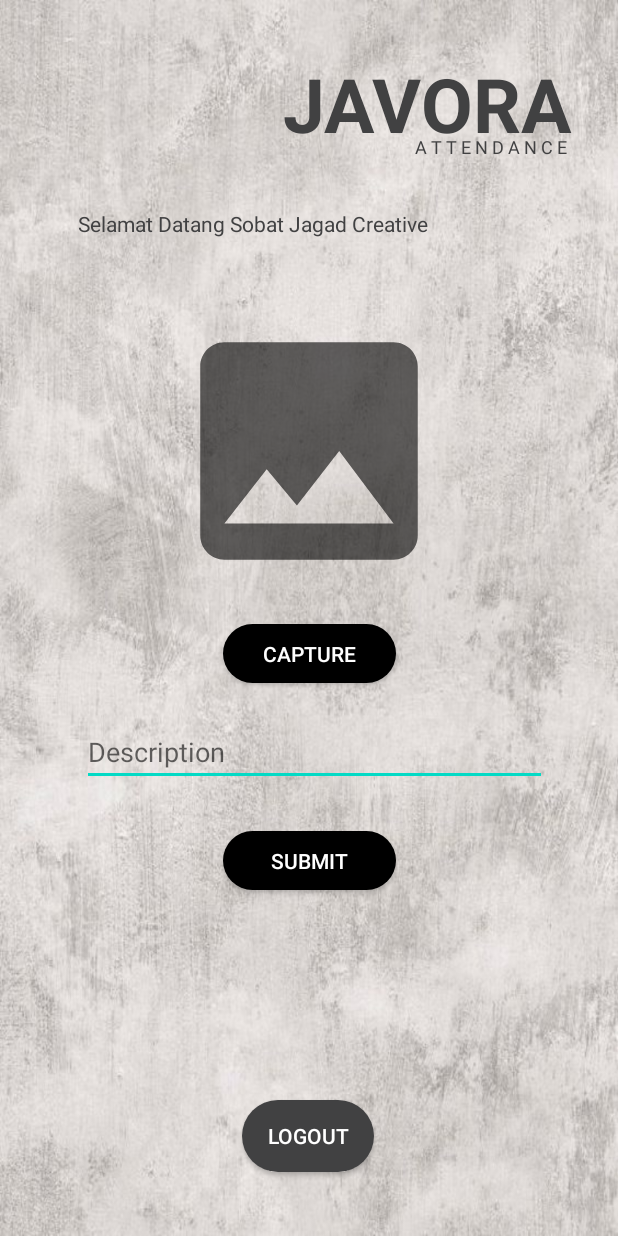
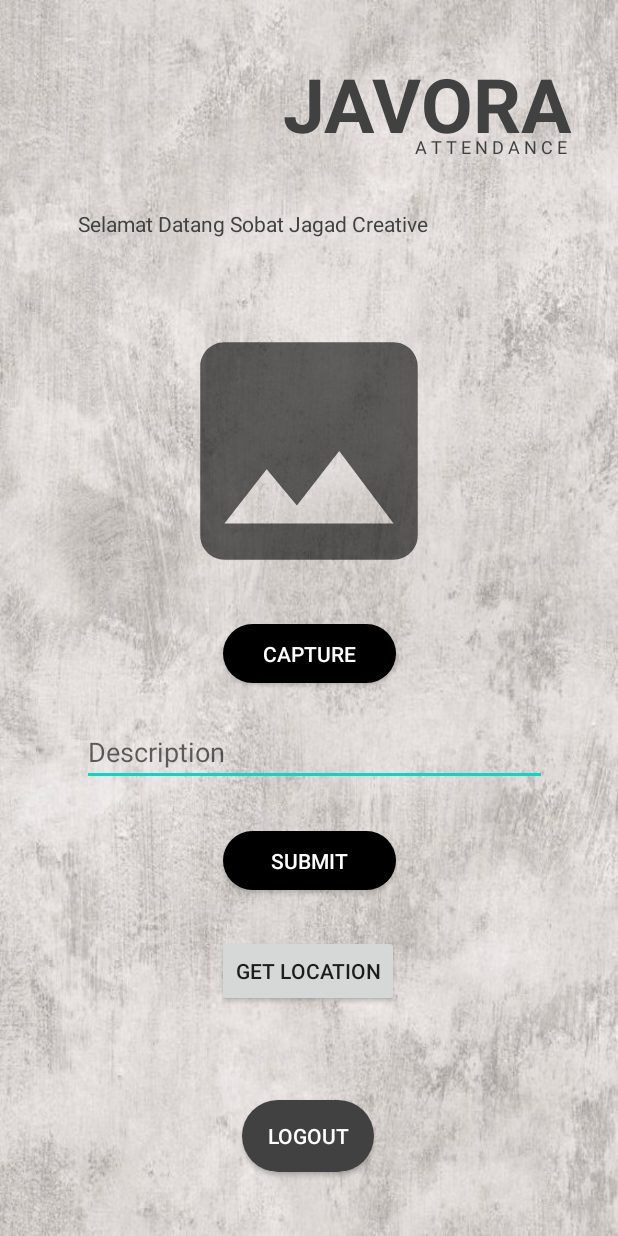
Before and after one commit to haidarrp/AbsensiJagad, an Android app: the layout activity_dashboard.xml on its own in the app's theme, with its tools: preview values and no code run, on a phone screen of 412 x 824 dp. Run offline under Robolectric (Android 15) with nearby library versions, the phone set to English and light mode, and no system bars.

Commit message:
Menambah fitur maps, sudah bisa deteksi lokasi

```diff
--- a/app/src/main/AndroidManifest.xml
+++ b/app/src/main/AndroidManifest.xml
@@ -3,6 +3,7 @@
     package="org.d3ifcool.absensijagad">
     <uses-permission android:name="android.permission.CAMERA"/>
     <uses-permission android:name="android.permission.WRITE_EXTERNAL_STORAGE"/>
+    <uses-permission android:name="android.permission.ACCESS_FINE_LOCATION" />
 
     <application
         android:allowBackup="true"
--- a/app/src/main/res/layout/activity_dashboard.xml
+++ b/app/src/main/res/layout/activity_dashboard.xml
@@ -128,4 +128,16 @@
         app:layout_constraintTop_toTopOf="parent"
         app:layout_constraintVertical_bias="0.715" />
 
+    <Button
+        android:id="@+id/getLocation_btn"
+        android:layout_width="wrap_content"
+        android:layout_height="wrap_content"
+        android:text="Get Location"
+        app:layout_constraintBottom_toBottomOf="parent"
+        app:layout_constraintEnd_toEndOf="parent"
+        app:layout_constraintHorizontal_bias="0.498"
+        app:layout_constraintStart_toStartOf="parent"
+        app:layout_constraintTop_toTopOf="parent"
+        app:layout_constraintVertical_bias="0.803" />
+
 </androidx.constraintlayout.widget.ConstraintLayout>
```
Also changed, not shown: app/build.gradle (+5 -3 lines), app/src/main/java/org/d3ifcool/absensijagad/Dashboard.kt (+47 -16 lines).
